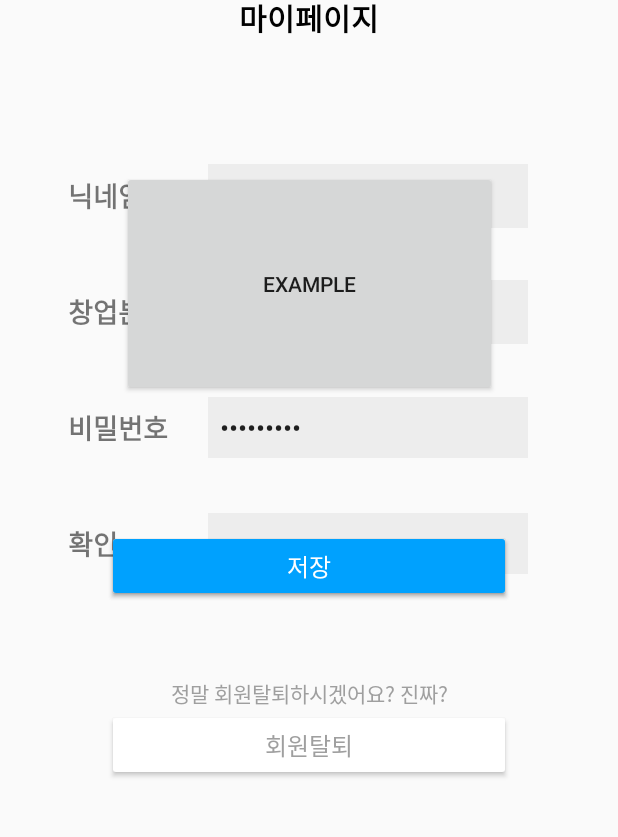
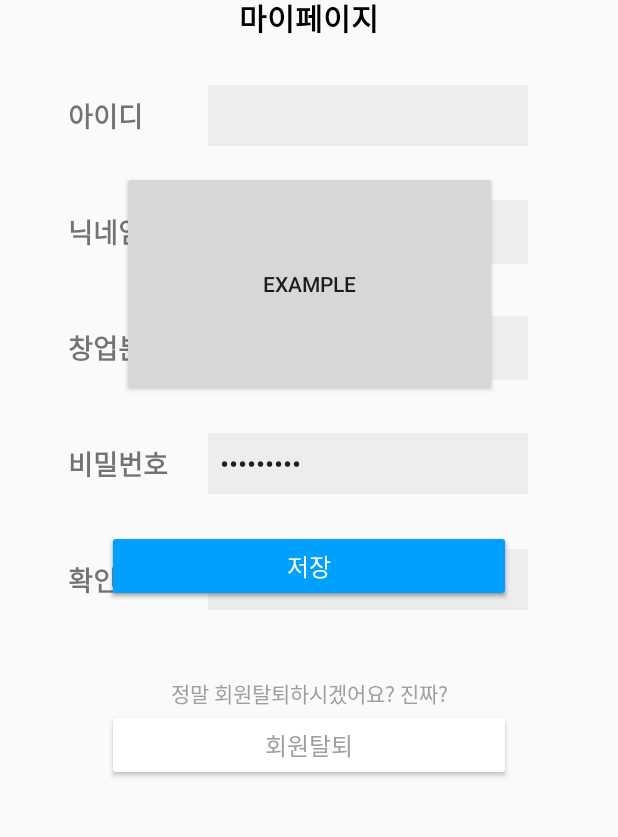
Before and after one commit to AtmosCat/arti, an Android app: the layout activity_my_page.xml on its own in the app's theme, with its tools: preview values and no code run, on a phone screen of 412 x 824 dp, the part 335-1172 px from its top. Run offline under Robolectric (Android 15) with nearby library versions, the light colour scheme and no system bars.

Commit message:
signin, signup, mypage 호환 작업 후 1차 커밋

```diff
--- a/app/src/main/res/layout/activity_my_page.xml
+++ b/app/src/main/res/layout/activity_my_page.xml
@@ -5,7 +5,7 @@
     android:id="@+id/main"
     android:layout_width="match_parent"
     android:layout_height="match_parent"
-    tools:context=".MyPage">
+    tools:context=".MyPageActivity">
 
     <ImageView
         android:id="@+id/iv_myPageLogo"
@@ -31,16 +31,16 @@
         app:layout_constraintTop_toTopOf="parent" />
 
     <TextView
-        android:id="@+id/tv_myPageField"
+        android:id="@+id/tv_myPageName"
         android:layout_width="wrap_content"
         android:layout_height="wrap_content"
         android:layout_marginStart="45dp"
-        android:layout_marginTop="340dp"
+        android:layout_marginTop="50dp"
         android:text="닉네임"
         android:textSize="18sp"
         android:textStyle="bold"
         app:layout_constraintStart_toStartOf="parent"
-        app:layout_constraintTop_toTopOf="parent" />
+        app:layout_constraintTop_toBottomOf="@+id/tv_myPageId" />
 
     <TextView
         android:id="@+id/tv_myPageStartupField"
@@ -52,7 +52,7 @@
         android:textSize="18sp"
         android:textStyle="bold"
         app:layout_constraintStart_toStartOf="parent"
-        app:layout_constraintTop_toBottomOf="@+id/tv_myPageField" />
+        app:layout_constraintTop_toBottomOf="@+id/tv_myPageName" />
 
     <TextView
         android:id="@+id/tv_myPagePassword"
@@ -66,8 +66,35 @@
         app:layout_constraintStart_toStartOf="parent"
         app:layout_constraintTop_toBottomOf="@+id/tv_myPageStartupField" />
 
+    <TextView
+        android:id="@+id/tv_myPageId"
+        android:layout_width="wrap_content"
+        android:layout_height="wrap_content"
+        android:layout_marginStart="45dp"
+        android:layout_marginTop="280dp"
+        android:text="아이디"
+        android:textSize="18sp"
+        android:textStyle="bold"
+        app:layout_constraintBottom_toBottomOf="@+id/et_mypage_id"
+        app:layout_constraintStart_toStartOf="parent"
+        app:layout_constraintTop_toTopOf="parent" />
+
     <EditText
-        android:id="@+id/et_mypage_nickname"
+        android:id="@+id/et_mypage_id"
+        android:layout_width="wrap_content"
+        android:layout_height="wrap_content"
+        android:layout_marginTop="30dp"
+        android:layout_marginEnd="60dp"
+        android:background="#EDEDED"
+        android:ems="10"
+        android:inputType="text"
+        android:padding="8dp"
+        android:text=""
+        app:layout_constraintEnd_toEndOf="parent"
+        app:layout_constraintTop_toBottomOf="@+id/tv_myPageMain" />
+
+    <EditText
+        android:id="@+id/et_mypage_name"
         android:layout_width="wrap_content"
         android:layout_height="wrap_content"
         android:layout_marginEnd="60dp"
@@ -76,9 +103,9 @@
         android:text="창업1조_개발"
         android:background="#EDEDED"
         android:padding="8dp"
-        app:layout_constraintBottom_toBottomOf="@+id/tv_myPageField"
+        app:layout_constraintBottom_toBottomOf="@+id/tv_myPageName"
         app:layout_constraintEnd_toEndOf="parent"
-        app:layout_constraintTop_toTopOf="@+id/tv_myPageField" />
+        app:layout_constraintTop_toTopOf="@+id/tv_myPageName" />
 
     <EditText
         android:id="@+id/et_myPageStartupField"
```
Also changed, not shown: app/src/main/java/com/example/arti/MyPageActivity.kt (+21 -13 lines), app/src/main/java/com/example/arti/SignInActivity.kt (+64 -16 lines), app/src/main/java/com/example/arti/SignUpActivity.kt (+22 -7 lines), app/src/main/java/com/example/arti/UserInfo.kt (+30 -10 lines), app/src/main/res/layout/activity_sign_up.xml (+41 -12 lines).
